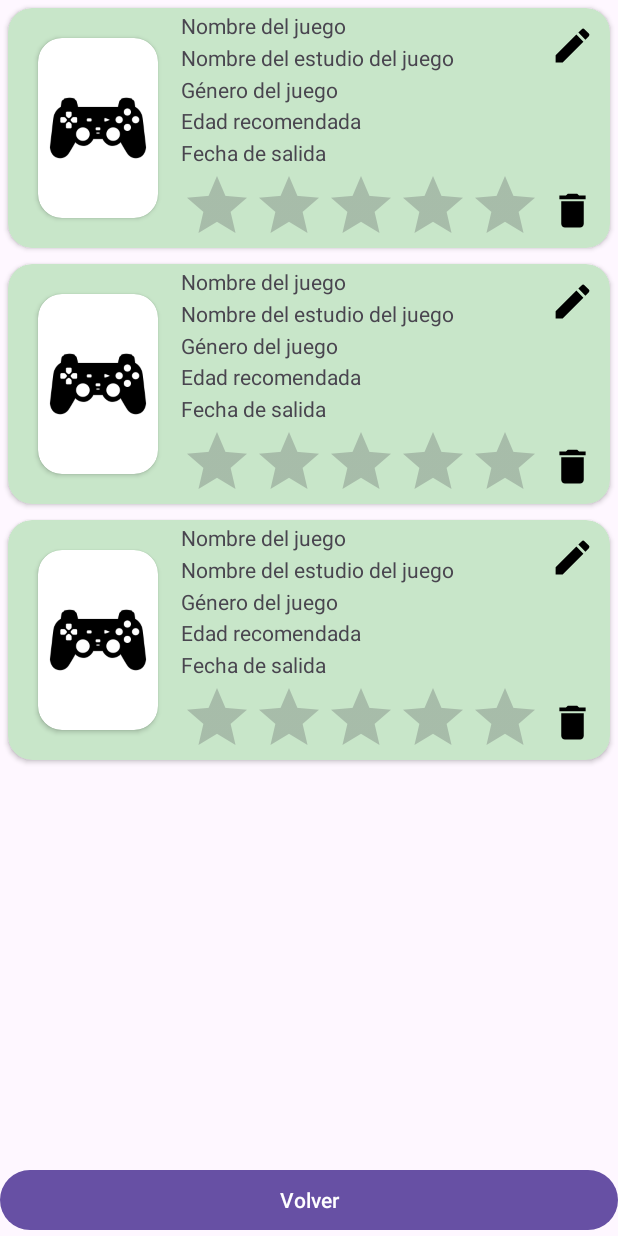
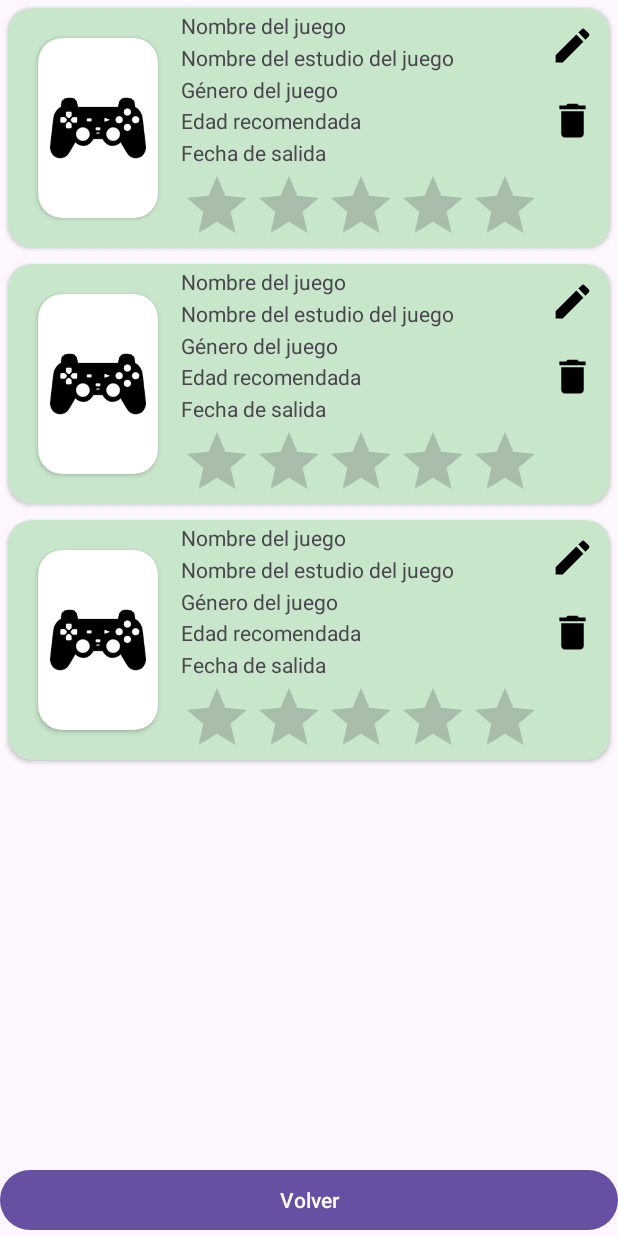
Before and after one commit to JoseJimenezGonzalez/2TDAM_AD_JOSE_JIMENEZ_GONZALEZ_CRUD_FIREBASE, an Android app: the layout activity_ver_juegos.xml on its own in the app's theme, with its tools: preview values and no code run, on a phone screen of 412 x 824 dp. Run offline under Robolectric (Android 15) with nearby library versions, the phone set to English and light mode, and no system bars.

Commit message:
commit ok

```diff
--- a/app/src/main/res/layout/item_juego.xml
+++ b/app/src/main/res/layout/item_juego.xml
@@ -106,12 +106,13 @@
 
         <ImageView
             android:id="@+id/ivBorrar"
-            app:layout_constraintBottom_toBottomOf="parent"
+            app:layout_constraintTop_toBottomOf="@id/ivEditar"
             app:layout_constraintEnd_toEndOf="parent"
             android:src="@drawable/ic_delete"
             android:layout_width="30dp"
             android:layout_height="30dp"
-            android:layout_margin="10dp">
+            android:layout_marginTop="20dp"
+            android:layout_marginRight="10dp">
         </ImageView>
 
 
```
